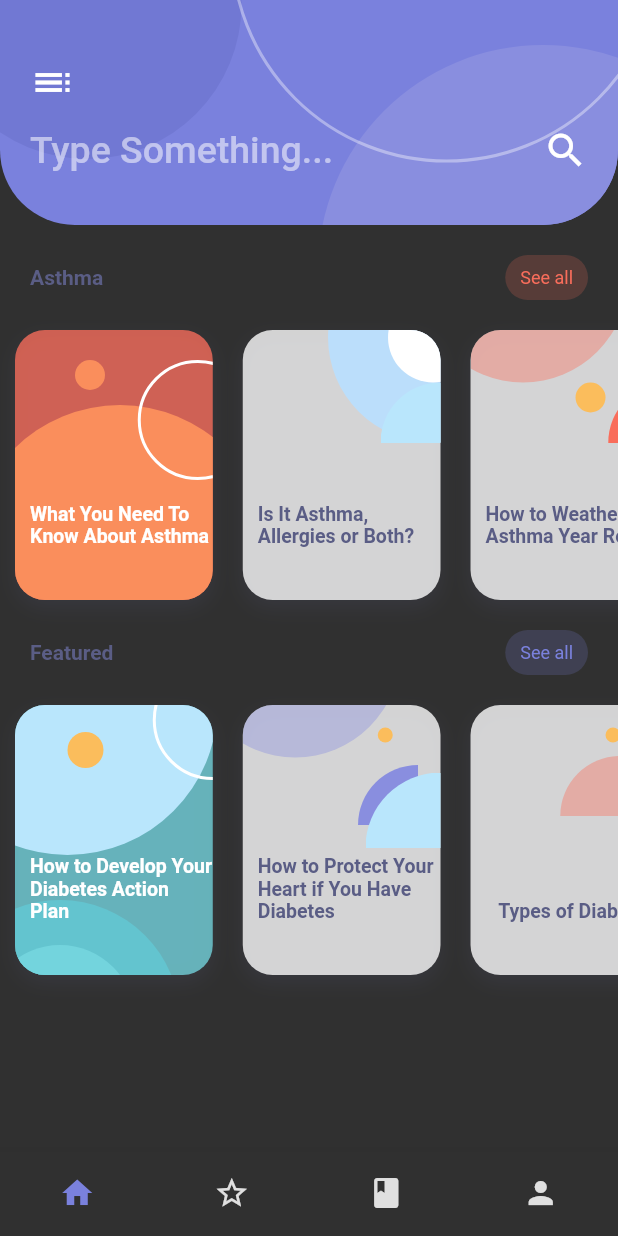
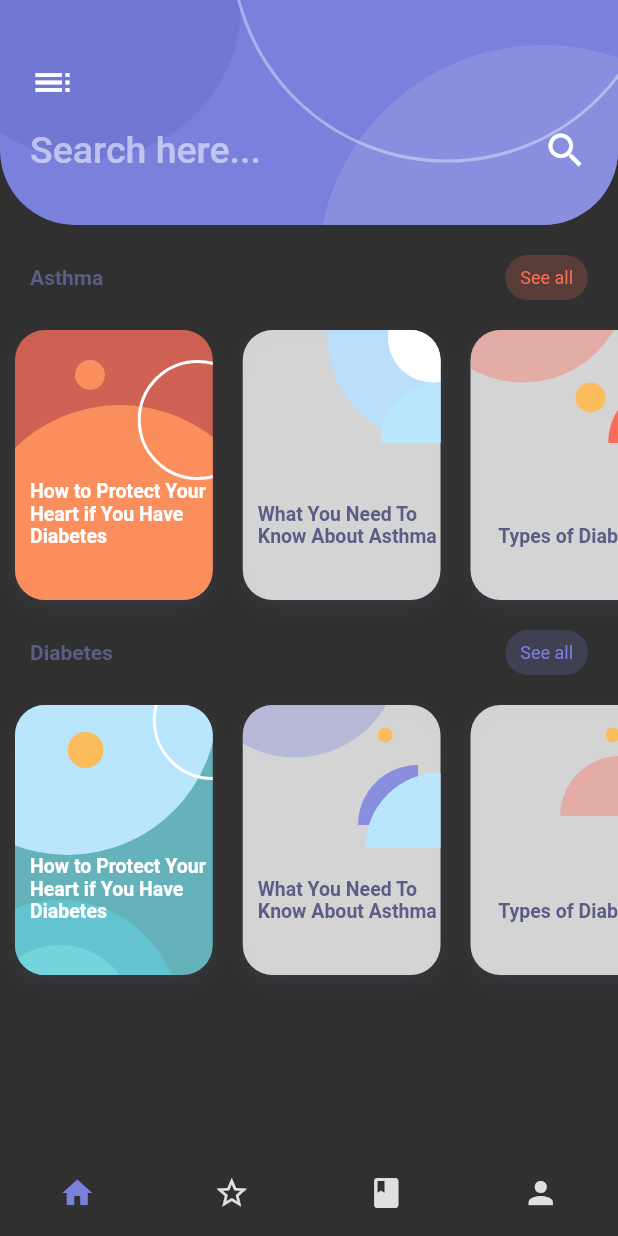
Before and after one commit to SatishKumar9/wellbe_mobile, a Flutter app: the screen it shows after launch, on a phone screen of 412 x 824 dp. Run offline on Flutter 3.47's test engine with Material 2 defaults, Android fonts, the phone set to English and light mode, and no system bars.

Commit message:
added article module

```diff
--- /dev/null
+++ b/lib/src/helper/articleModel.dart
@@ -0,0 +1,39 @@
+class ArticleModel {
+  int id;
+  String title;
+  String description;
+  String category;
+
+  ArticleModel(
+      {this.id,
+        this.title,
+        this.description,
+        this.category,
+      });
+}
+
+class ArticleList {
+  static List<ArticleModel> list = [
+    ArticleModel(
+      id: 1,
+      title: "How to Protect Your Heart if You Have Diabetes",
+      description:
+      "According to ADA, adults with diabetes are almost twice as likely to have a heart attack or stroke as those without diabetes.",
+      category: "Diabetes",
+    ),
+    ArticleModel(
+      id: 2,
+      title: "What You Need To Know About Asthma",
+      description:
+      "Your airways are responsible for carrying air into and out of your lungs, but what happens when they don’t function properly?",
+      category: "Asthma",
+    ),
+    ArticleModel(
+      id: 3,
+      title: "Types of Diabetes",
+      description:
+      "Diabetes affects people of all ages and from all walks of life. There are several types, but type 2 diabetes is by far the most common.",
+      category: "Diabetes",
+    ),
+  ];
+}
--- a/lib/src/helper/courseModel.dart
+++ b/lib/src/helper/courseModel.dart
@@ -15,7 +15,7 @@ class CourseList {
     CourseModel(
         name: "How to Protect Your Heart if You Have Diabetes",
         description:
-            "According to the American Diabetes Association (ADA), adults with diabetes are almost twice as likely to have a heart attack or stroke as those without diabetes.",
+            "According to ADA, adults with diabetes are almost twice as likely to have a heart attack or stroke as those without diabetes.",
         tag1: "Diabetes",
       ),
     CourseModel(
--- a/lib/src/pages/article.dart
+++ b/lib/src/pages/article.dart
@@ -1,5 +1,5 @@
 import 'package:flutter/material.dart';
-import 'package:flutter_smart_course/src/helper/courseModel.dart';
+import 'package:flutter_smart_course/src/helper/articleModel.dart';
 import 'package:flutter_smart_course/src/helper/quad_clipper.dart';
 import 'package:flutter_smart_course/src/pages/home_page.dart';
 import 'package:flutter_smart_course/src/pages/recomended_page.dart';
@@ -49,10 +49,7 @@ class Article extends StatelessWidget {
                         children: <Widget>[
                           RaisedButton(
                             onPressed: () {
-                              Navigator.pushReplacement(
-                                  context,
-                                  MaterialPageRoute(
-                                      builder: (context) => HomePage()));
+                              Navigator.pop(context);
                             },
                             child: Icon(
                               Icons.keyboard_arrow_left,
@@ -130,13 +127,13 @@ class Article extends StatelessWidget {
 
   Widget _textSection = Container(
     padding: const EdgeInsets.all(32),
-    child: Text('Treating high blood pressure \n'
-    'Blood pressure is the force of blood flow inside your arteries (blood vessels). If your blood exerts too much force on those vessels, your heart has to work harder than it should, putting you at increased risk for heart attack, stroke, eye problems and kidney disease. As many as two out of three adults with diabetes have high blood pressure, also called hypertension. If you have diabetes, the ADA recommends having your blood pressure checked at every routine doctor’s visit.\n'
-    'Your healthcare team will use two numbers to describe your results—for instance, 120/80. The first number—known as “systolic” pressure—refers to the pressure your blood exerts as it pushes through your blood vessels when your heart beats. The second number—“diastolic” pressure—refers to the pressure between heartbeats, when the vessels relax. If you have diabetes, the ADA recommends keeping your blood pressure below 130-140/80-90.\n'
+    child: Text('Treating high blood pressure \n\n'
+    'Blood pressure is the force of blood flow inside your arteries (blood vessels). If your blood exerts too much force on those vessels, your heart has to work harder than it should, putting you at increased risk for heart attack, stroke, eye problems and kidney disease. As many as two out of three adults with diabetes have high blood pressure, also called hypertension. If you have diabetes, the ADA recommends having your blood pressure checked at every routine doctor’s visit.\n\n'
+    'Your healthcare team will use two numbers to describe your results—for instance, 120/80. The first number—known as “systolic” pressure—refers to the pressure your blood exerts as it pushes through your blood vessels when your heart beats. The second number—“diastolic” pressure—refers to the pressure between heartbeats, when the vessels relax. If you have diabetes, the ADA recommends keeping your blood pressure below 130-140/80-90.\n\n'
       'If you aren’t able to treat hypertension effectively through lifestyle changes, your doctor will prescribe medication. There are several kinds of blood pressure drugs, though not all of them are equally good for people with diabetes. Some raise blood glucose levels or mask some of the symptoms of low blood glucose (hypoglycemia). And you may need one or more to reach your blood pressure goals'
-      'Lowering high cholesterol \n'
-      'We’ve all heard about the perils of cholesterol, a type of fat produced by your liver and found in your blood. It’s important to understand the difference between the “good” kind and the “bad.” \n'
-      'Low-density lipoproteins—also known as LDL, or the “bad” cholesterol—can build up and clog your blood vessels. That buildup is called plaque. If you have too much LDL, you’re at greater risk of a heart attack or stroke. \n'
+      'Lowering high cholesterol \n\n'
+      'We’ve all heard about the perils of cholesterol, a type of fat produced by your liver and found in your blood. It’s important to understand the difference between the “good” kind and the “bad.” \n\n'
+      'Low-density lipoproteins—also known as LDL, or the “bad” cholesterol—can build up and clog your blood vessels. That buildup is called plaque. If you have too much LDL, you’re at greater risk of a heart attack or stroke. \n\n'
       'High-density lipoproteins—also called HDL and referred to as the cholesterol—helps remove the LDL from your blood vessels.',
       softWrap: true,
     ),
--- a/lib/src/pages/home_page.dart
+++ b/lib/src/pages/home_page.dart
@@ -1,7 +1,8 @@
 import 'package:flutter/material.dart';
 import 'package:flutter_smart_course/src/helper/quad_clipper.dart';
+import 'package:flutter_smart_course/src/helper/articleModel.dart';
 import 'package:flutter_smart_course/src/pages/article.dart';
-import 'package:flutter_smart_course/src/pages/recomended_page.dart';
+//import 'package:flutter_smart_course/src/pages/recomended_page.dart';
 import 'package:flutter_smart_course/src/theme/color/light_color.dart';
 
 class HomePage extends StatelessWidget {
@@ -56,7 +57,7 @@ class HomePage extends StatelessWidget {
                             mainAxisAlignment: MainAxisAlignment.spaceBetween,
                             children: <Widget>[
                               Text(
-                                "Type Something...",
+                                "Search here...",
                                 style: TextStyle(
                                     color: Colors.white54,
                                     fontSize: 25,
@@ -125,20 +126,20 @@ class HomePage extends StatelessWidget {
               backWidget:
                   _decorationContainerA(LightColor.lightOrange, 50, -30),
               chipColor: LightColor.orange,
-              chipText1: "What You Need To Know About Asthma",
+              model: ArticleList.list[0],
               isPrimaryCard: true,
             ),
             _card(
               primary: Colors.white,
               chipColor: LightColor.seeBlue,
               backWidget: _decorationContainerB(Colors.white, 90, -40),
-              chipText1: "Is It Asthma, Allergies or Both?",
+              model: ArticleList.list[1],
             ),
             _card(
               primary: Colors.white,
               chipColor: LightColor.lightOrange,
               backWidget: _decorationContainerC(Colors.white, 50, -30),
-              chipText1: "How to Weather Asthma Year Round",
+              model: ArticleList.list[2],
             ),
           ],
         ),
@@ -161,7 +162,7 @@ class HomePage extends StatelessWidget {
                   LightColor.darkseeBlue, -100, -65,
                   secondary: LightColor.lightseeBlue,
                   secondaryAccent: LightColor.seeBlue),
-              chipText1: "How to Develop Your Diabetes Action Plan",
+              model: ArticleList.list[0],
               isPrimaryCard: true,
             ),
             _card(
@@ -173,14 +174,14 @@ class HomePage extends StatelessWidget {
                 -40,
                 secondary: LightColor.lightseeBlue,
               ),
-              chipText1: "How to Protect Your Heart if You Have Diabetes",
+              model: ArticleList.list[1],
             ),
             _card(
               primary: Colors.white,
               chipColor: LightColor.lightOrange,
               backWidget: _decorationContainerF(
                   LightColor.lightOrange, LightColor.orange, 50, -30),
-              chipText1: "Types of Diabetes",
+              model: ArticleList.list[2],
             ),
             _card(
               primary: Colors.white,
@@ -190,7 +191,7 @@ class HomePage extends StatelessWidget {
                 -70,
                 30,
               ),
-              chipText1: "How to Give Yourself an Insulin Injection",
+              model: ArticleList.list[0],
             ),
           ],
         ),
@@ -199,8 +200,9 @@ class HomePage extends StatelessWidget {
   }
 
   Widget _card(
-      {Color primary = Colors.redAccent,
-      String chipText1 = '',
+      {BuildContext context,
+        Color primary = Colors.redAccent,
+      ArticleModel model,
       String chipText2 = '',
       Widget backWidget,
       Color chipColor = LightColor.orange,
@@ -227,14 +229,15 @@ class HomePage extends StatelessWidget {
               Positioned(
                 bottom: 30,
                 left: 10,
-                  child: _cardInfo(chipText1, chipText2,
+                child: _cardInfo(model.title, chipText2,
                     LightColor.titleTextColor, chipColor,
                     isPrimaryCard: isPrimaryCard),
               )
             ],
           ),
         ),
-        ));
+      ),
+    );
   }
 
   Widget _cardInfo(String title, String courses, Color textColor, Color primary,
@@ -476,8 +479,8 @@ class HomePage extends StatelessWidget {
 //            setState(() {
 //              _currentNav =  index;
 //            });
-            Navigator.pushReplacement(context,
-                MaterialPageRoute(builder: (context) => Article()));
+            Navigator.pushReplacement(
+                context, MaterialPageRoute(builder: (context) => Article()));
           },
         ),
         body: SingleChildScrollView(
@@ -490,7 +493,7 @@ class HomePage extends StatelessWidget {
               _featuredRowA(),
               SizedBox(height: 0),
               _categoryRow(
-                  "Featured", LightColor.purple, LightColor.darkpurple),
+                  "Diabetes", LightColor.purple, LightColor.darkpurple),
               _featuredRowB()
             ],
           ),
--- a/lib/src/pages/recomended_page.dart
+++ b/lib/src/pages/recomended_page.dart
@@ -16,7 +16,7 @@ class RecomendedPage extends StatelessWidget {
       borderRadius: BorderRadius.only(
           bottomLeft: Radius.circular(50), bottomRight: Radius.circular(50)),
       child: Container(
-          height: 120,
+          height: 110,
           width: width,
           decoration: BoxDecoration(
             color: LightColor.orange,
@@ -57,7 +57,7 @@ class RecomendedPage extends StatelessWidget {
                                 "Your Bookmarks",
                                 style: TextStyle(
                                     color: Colors.white,
-                                    fontSize: 30,
+                                    fontSize: 28,
                                     fontWeight: FontWeight.w500),
                               ))
                         ],
```
Also changed, not shown: lib/articles.dart (deleted). Lines whose indentation alone changed are shown as unchanged.
